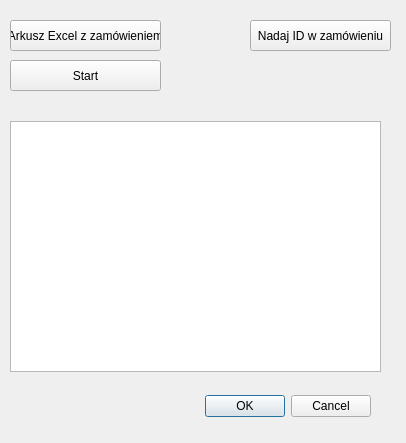
Old version of the form import_do_sql.ui in the repository Fastus001/Zamowienia.
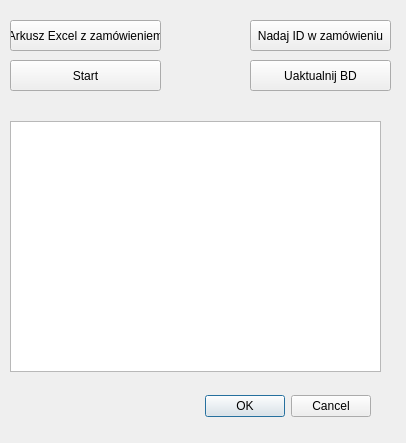
New version of the form.

Patch:
```diff
--- a/import_do_sql.ui
+++ b/import_do_sql.ui
@@ -78,6 +78,19 @@
     <string>Nadaj ID w zamówieniu</string>
    </property>
   </widget>
+  <widget class="QPushButton" name="update_BD_button">
+   <property name="geometry">
+    <rect>
+     <x>250</x>
+     <y>60</y>
+     <width>141</width>
+     <height>31</height>
+    </rect>
+   </property>
+   <property name="text">
+    <string>Uaktualnij BD</string>
+   </property>
+  </widget>
  </widget>
  <resources/>
  <connections>
```
